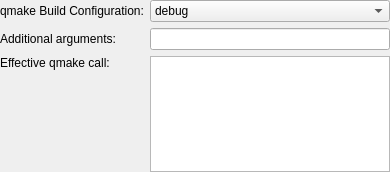
qt-creator/qt-creator, file src/plugins/qt4projectmanager/qmakestep.ui: the form before one commit.
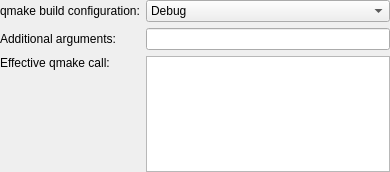
The form after the commit.

Diff of the .ui file:
```diff
--- a/src/plugins/qt4projectmanager/qmakestep.ui
+++ b/src/plugins/qt4projectmanager/qmakestep.ui
@@ -17,7 +17,7 @@
    <item row="0" column="0">
     <widget class="QLabel" name="label_2">
      <property name="text">
-      <string>qmake Build Configuration:</string>
+      <string>qmake build configuration:</string>
      </property>
     </widget>
    </item>
@@ -31,7 +31,7 @@
      </property>
      <item>
       <property name="text">
-       <string>debug</string>
+       <string>Debug</string>
       </property>
      </item>
      <item>
```
Left out of the diff: 2 changed lines with no effect on the pictures.
